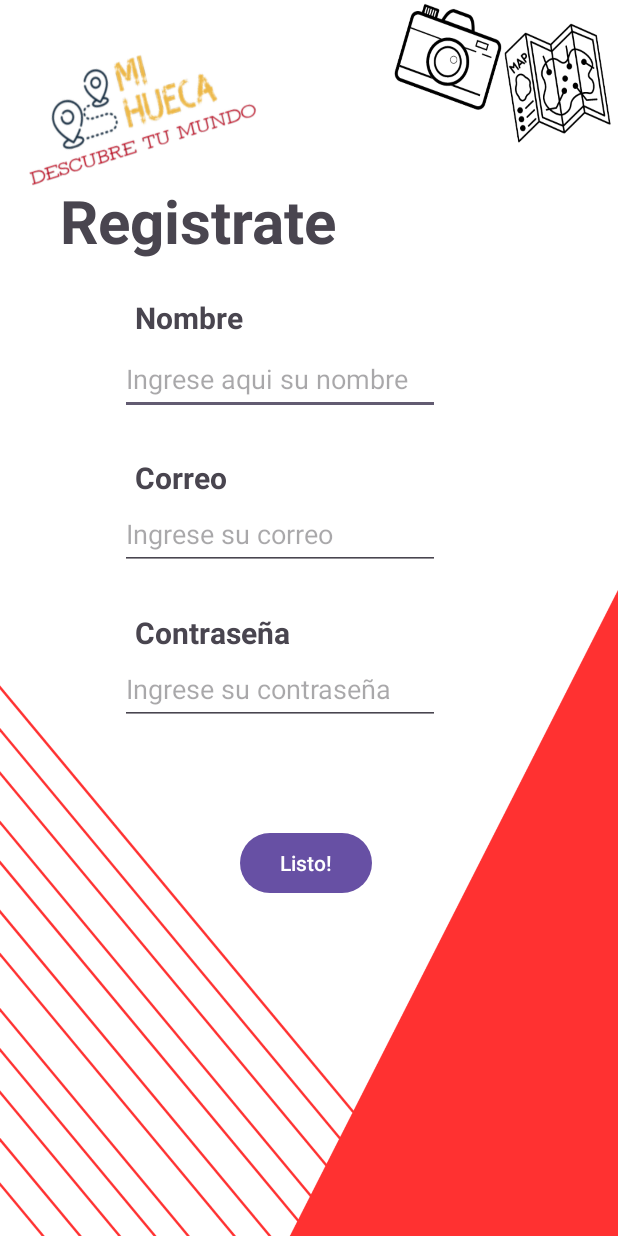
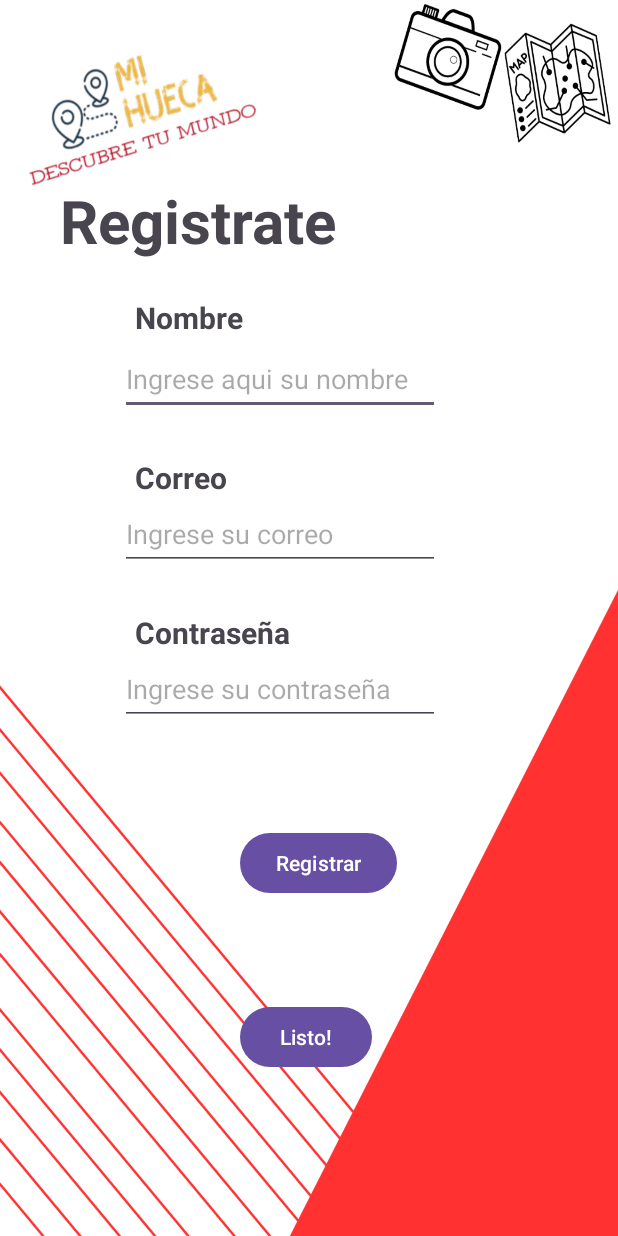
Before and after one commit to St3v3R0s3r0/ProyectoPoo, an Android app: the Registrar screen opened directly, with no data from a screen before it, on a phone screen of 412 x 824 dp. Run offline under Robolectric (Android 15) with nearby library versions, the phone set to English and light mode, and no system bars; Roboto replaces fonts that are not available here.

Commit message:
Cambios finales 1

```diff
--- a/app/src/main/java/com/example/proyectopoo/Registrar.java
+++ b/app/src/main/java/com/example/proyectopoo/Registrar.java
@@ -5,17 +5,48 @@ import androidx.appcompat.app.AppCompatActivity;
 import android.content.Intent;
 import android.os.Bundle;
 import android.view.View;
+import android.widget.Button;
+import android.widget.EditText;
+import android.widget.Toast;
 
 public class Registrar extends AppCompatActivity {
 
+    EditText txtIngresoNombre, txtIngresoCorreo, txtIngresoConstrasenia;
+    Button btnRegistro;
     @Override
     protected void onCreate(Bundle savedInstanceState) {
         super.onCreate(savedInstanceState);
         setContentView(R.layout.activity_registrar);
+
+        txtIngresoNombre = findViewById(R.id.txtIngresoNombre);
+        txtIngresoCorreo = findViewById(R.id.txtIngresoCorreo);
+        txtIngresoConstrasenia = findViewById(R.id.txtIngresoConstrasenia);
+        btnRegistro = findViewById(R.id.btnRegistro);
+
+
     }
     public void vistaPregunta(View activity_preguntas){
+
         Intent pregunta = new Intent(this, activity_preguntas.class);
         startActivity(pregunta);
+
+    }
+
+    public void Registro(){
+        Usuario usuario = new Usuario(Registrar.this,txtIngresoNombre.getText().toString(),txtIngresoConstrasenia.getText().toString(),txtIngresoCorreo.getText().toString());
+        long id = usuario.registroUsuario();
+
+        if (id > 0){
+            Toast.makeText(Registrar.this,"Usuario Registrado",Toast.LENGTH_LONG).show();
+        } else {
+            Toast.makeText(Registrar.this,"Error al Registrar Usuario",Toast.LENGTH_LONG).show();
+        }
+
+        txtIngresoNombre.setText("");
+        txtIngresoCorreo.setText("");
+        txtIngresoConstrasenia.setText("");
+
+
     }
 
 
--- a/app/src/main/res/layout/activity_fiestas.xml
+++ b/app/src/main/res/layout/activity_fiestas.xml
@@ -13,6 +13,7 @@
         android:layout_height="wrap_content"
         android:layout_marginTop="111dp"
         android:fontFamily="sans-serif-black"
+        android:text="Katari"
         android:textColor="#F44336"
         android:textSize="48sp"
         app:layout_constraintBottom_toTopOf="@+id/txtDescr"
@@ -27,6 +28,7 @@
         android:layout_height="153dp"
         android:layout_marginBottom="10dp"
         android:fontFamily="sans-serif-medium"
+        android:text="Bar tipo pub, con un ambiente acogedor y moderno,elbar Katari se destaca por su enfoque en la música en vivo y la diversidad cultural"
         android:textColor="#FFFFFF"
         android:textSize="20sp"
         app:layout_constraintBottom_toTopOf="@+id/txtUbicacion"
@@ -42,6 +44,7 @@
         android:layout_height="42dp"
         android:layout_marginTop="10dp"
         android:layout_marginBottom="5dp"
+        android:text="https://goo.gl/maps/pMjo474gKfAfWFRh6"
         android:textColor="#2196F3"
         android:textSize="16sp"
         app:layout_constraintBottom_toTopOf="@+id/txtPalabrasClave"
@@ -56,6 +59,7 @@
         android:layout_height="wrap_content"
         android:layout_marginTop="5dp"
         android:layout_marginBottom="20dp"
+        android:text="Katari - Pub"
         android:textColor="#FFEB3B"
         android:textSize="20sp"
         app:layout_constraintBottom_toTopOf="@+id/txtHorarios"
@@ -69,6 +73,7 @@
         android:layout_width="wrap_content"
         android:layout_height="wrap_content"
         android:layout_marginTop="20dp"
+        android:text="5:00pm - 0:00am"
         android:textColor="#FF9800"
         android:textSize="20sp"
         app:layout_constraintEnd_toEndOf="parent"
@@ -82,6 +87,7 @@
         android:layout_height="wrap_content"
         android:layout_marginTop="25dp"
         android:layout_marginBottom="30dp"
+        android:text="Medio - Alto"
         android:textColor="#FFFFFF"
         android:textSize="20sp"
         app:layout_constraintBottom_toTopOf="@+id/btnRefrescar"
--- a/app/src/main/res/layout/activity_registrar.xml
+++ b/app/src/main/res/layout/activity_registrar.xml
@@ -99,6 +99,19 @@
 
 
     <Button
+        android:id="@+id/btnConfirmación"
+        android:layout_width="wrap_content"
+        android:layout_height="wrap_content"
+        android:layout_marginLeft="160dp"
+        android:layout_marginTop="68dp"
+        android:onClick="Registro"
+        android:text="Registrar"
+        app:layout_constraintEnd_toEndOf="parent"
+        app:layout_constraintHorizontal_bias="0.498"
+        app:layout_constraintStart_toStartOf="parent"
+        app:layout_constraintTop_toBottomOf="@+id/txtIngresoConstrasenia" />
+
+    <Button
         android:id="@+id/btnRegistro"
         android:layout_width="wrap_content"
         android:layout_height="wrap_content"
@@ -109,7 +122,8 @@
         app:layout_constraintEnd_toEndOf="parent"
         app:layout_constraintHorizontal_bias="0.498"
         app:layout_constraintStart_toStartOf="parent"
-        app:layout_constraintTop_toBottomOf="@+id/txtIngresoConstrasenia" />
+        app:layout_constraintTop_toBottomOf="@+id/btnConfirmación"/>
+
 
 
 </LinearLayout>
```
Also changed, not shown: app/src/main/java/com/example/proyectopoo/Usuario.java (+4 -8 lines), app/src/main/res/layout/activity_historia.xml (+8 -0 lines), app/src/main/res/layout/activity_naturaleza.xml (+8 -0 lines).
